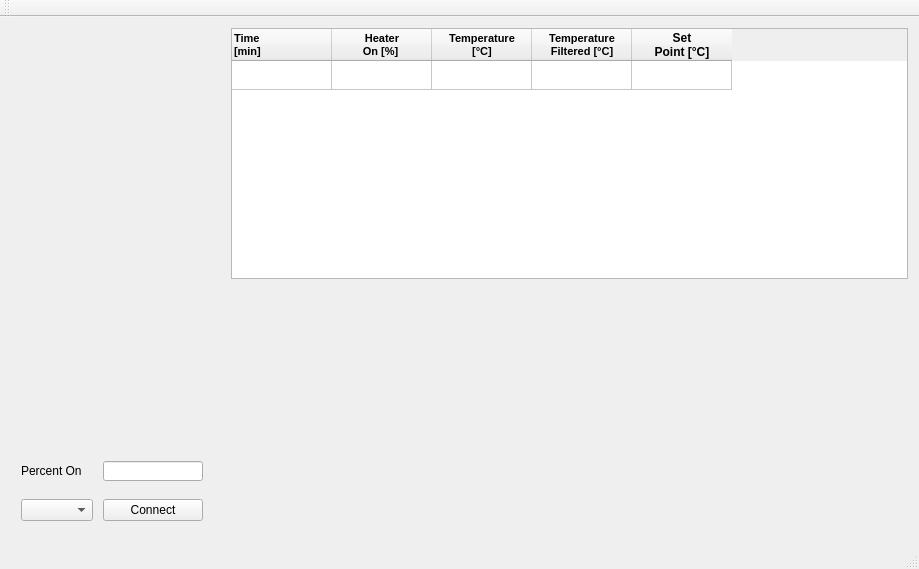
Qt form mainwindow.ui (AnthonyA28/Qt-PWCL-game) before a commit.
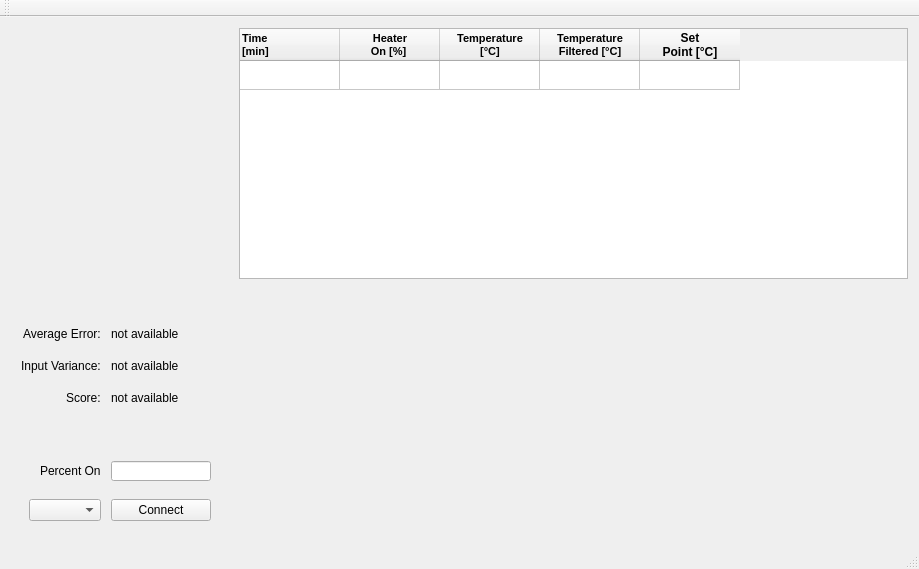
The same form after that commit. Custom widgets are drawn as their Qt base class.

Commit message: shows score rank, score, error, input var only after certain time

```diff
--- a/mainwindow.ui
+++ b/mainwindow.ui
@@ -30,7 +30,7 @@
        <enum>QLayout::SetMaximumSize</enum>
       </property>
       <property name="labelAlignment">
-       <set>Qt::AlignLeading|Qt::AlignLeft|Qt::AlignVCenter</set>
+       <set>Qt::AlignRight|Qt::AlignTrailing|Qt::AlignVCenter</set>
       </property>
       <property name="formAlignment">
        <set>Qt::AlignBottom|Qt::AlignLeading|Qt::AlignLeft</set>
@@ -50,7 +50,79 @@
       <property name="bottomMargin">
        <number>15</number>
       </property>
-      <item row="0" column="0">
+      <item row="0" column="0" colspan="2">
+       <widget class="QLabel" name="scoreRankLabel">
+        <property name="font">
+         <font>
+          <pointsize>9</pointsize>
+         </font>
+        </property>
+        <property name="text">
+         <string>&lt;html&gt;&lt;head/&gt;&lt;body&gt;&lt;p&gt;&lt;br/&gt;&lt;/p&gt;&lt;/body&gt;&lt;/html&gt;</string>
+        </property>
+       </widget>
+      </item>
+      <item row="1" column="0">
+       <widget class="QLabel" name="label_4">
+        <property name="text">
+         <string>&lt;html&gt;&lt;head/&gt;&lt;body&gt;&lt;p&gt;&lt;span style=&quot; font-size:9pt;&quot;&gt;Average Error:&lt;/span&gt;&lt;/p&gt;&lt;/body&gt;&lt;/html&gt;</string>
+        </property>
+       </widget>
+      </item>
+      <item row="1" column="1">
+       <widget class="QLabel" name="avgerrLabel">
+        <property name="font">
+         <font>
+          <pointsize>9</pointsize>
+         </font>
+        </property>
+        <property name="text">
+         <string>not available</string>
+        </property>
+       </widget>
+      </item>
+      <item row="2" column="0">
+       <widget class="QLabel" name="label_3">
+        <property name="text">
+         <string>&lt;html&gt;&lt;head/&gt;&lt;body&gt;&lt;p&gt;&lt;span style=&quot; font-size:9pt;&quot;&gt;Input Variance:&lt;/span&gt;&lt;/p&gt;&lt;/body&gt;&lt;/html&gt;</string>
+        </property>
+       </widget>
+      </item>
+      <item row="2" column="1">
+       <widget class="QLabel" name="inputVarLabel">
+        <property name="font">
+         <font>
+          <pointsize>9</pointsize>
+         </font>
+        </property>
+        <property name="text">
+         <string>not available</string>
+        </property>
+       </widget>
+      </item>
+      <item row="3" column="0">
+       <widget class="QLabel" name="label_2">
+        <property name="text">
+         <string>&lt;html&gt;&lt;head/&gt;&lt;body&gt;&lt;p&gt;&lt;span style=&quot; font-size:9pt;&quot;&gt;Score:&lt;/span&gt;&lt;/p&gt;&lt;/body&gt;&lt;/html&gt;</string>
+        </property>
+        <property name="alignment">
+         <set>Qt::AlignLeading|Qt::AlignLeft|Qt::AlignVCenter</set>
+        </property>
+       </widget>
+      </item>
+      <item row="3" column="1">
+       <widget class="QLabel" name="scoreLabel">
+        <property name="font">
+         <font>
+          <pointsize>9</pointsize>
+         </font>
+        </property>
+        <property name="text">
+         <string>&lt;html&gt;&lt;head/&gt;&lt;body&gt;&lt;p&gt;not available&lt;/p&gt;&lt;/body&gt;&lt;/html&gt;</string>
+        </property>
+       </widget>
+      </item>
+      <item row="5" column="0">
        <widget class="QLabel" name="label">
         <property name="maximumSize">
          <size>
@@ -68,7 +140,7 @@
         </property>
        </widget>
       </item>
-      <item row="0" column="1">
+      <item row="5" column="1">
        <widget class="QLineEdit" name="percentOnInput">
         <property name="maximumSize">
          <size>
@@ -78,7 +150,7 @@
         </property>
        </widget>
       </item>
-      <item row="1" column="0">
+      <item row="7" column="0">
        <widget class="QComboBox" name="portComboBox">
         <property name="sizePolicy">
          <sizepolicy hsizetype="Preferred" vsizetype="Preferred">
@@ -88,7 +160,7 @@
         </property>
        </widget>
       </item>
-      <item row="1" column="1">
+      <item row="7" column="1">
        <widget class="QPushButton" name="setButton">
         <property name="sizePolicy">
          <sizepolicy hsizetype="Preferred" vsizetype="Preferred">
@@ -118,6 +190,19 @@
         </property>
        </widget>
       </item>
+      <item row="4" column="0" colspan="2">
+       <spacer name="horizontalSpacer">
+        <property name="orientation">
+         <enum>Qt::Horizontal</enum>
+        </property>
+        <property name="sizeHint" stdset="0">
+         <size>
+          <width>40</width>
+          <height>20</height>
+         </size>
+        </property>
+       </spacer>
+      </item>
      </layout>
     </item>
     <item>
```
The commit also changes 1 other file.
